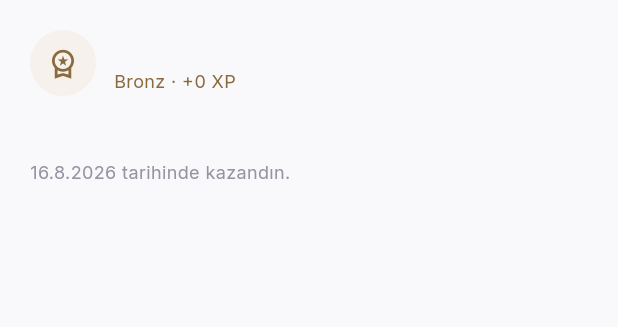
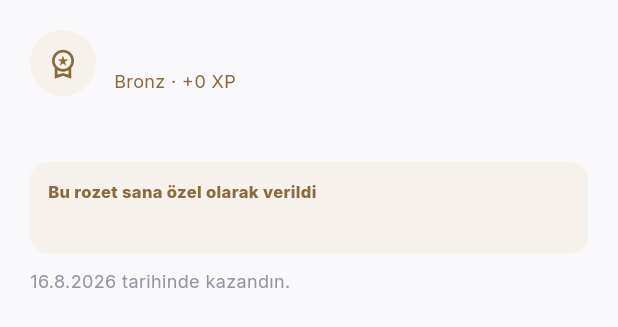
Before and after one commit to tr-sq34/tr-sq2026, a Flutter app: the _BadgeSheet widget shown alone on an empty page, opened directly with empty values, on a phone screen of 412 x 824 dp. Shown: the top 327 px of the screen. Run offline on Flutter 3.47's test engine with Material 3 defaults, Android fonts, the phone set to English and light mode, and no system bars; our stand-ins replace device_info_plus, dio, flutter_secure_storage, geocoding, geolocator, google_fonts and 3 more; missing offline and left inert: passkeys; accounts and stored records are empty; network calls fail.

Commit message:
Elle verilen rozetin gerekcesini uyeye de goster (#172)
Elle rozet verilirken gerekce zorunlu. Ama o cumle yalnizca panelde
duruyordu: uye rozeti aciyor ve katalogdaki genel kriteri okuyordu -
"Acil bir durumda toplulugu organize ettin". Oysa yetkili o cumleyi tam
da bu uye icin yazmisti: "Paterson selinde uc gun boyunca yemek
dagittin". Rozetin butun anlami o ikinci cumlede.

Uc yerde duzeltildi. Katalog ucu artik granted_reason donduruyor,
Yolculuk ekrani onu rozet kartinda ayri ve vurgulu bir kutuda gosteriyor,
zil de rozet bildiriminde katalog metni yerine gerekceyi okuyor.

Kuralla kazanilan rozetlerde alan null kaliyor - orada gerekce zaten
kriterin kendisi ve aciklama onu soyluyor. Ekran bos bir kutu cizmiyor.

Co-authored-by: alcnrgnc <alcngrncusa@gmail.com>
Co-authored-by: Claude Opus 5 <noreply@anthropic.com>

```diff
--- a/america_hub/lib/features/journey/domain/entities/journey.dart
+++ b/america_hub/lib/features/journey/domain/entities/journey.dart
@@ -29,6 +29,7 @@ class JourneyBadge {
     this.isSecret = false,
     this.earned = false,
     this.earnedAt,
+    this.grantedReason,
     this.current = 0,
     this.target,
     this.rarityPercent = 0,
@@ -44,6 +45,12 @@ class JourneyBadge {
   final bool isSecret;
   final bool earned;
   final DateTime? earnedAt;
+
+  /// Elle verilmiş bir rozette, onu veren yetkilinin bu üye için yazdığı
+  /// gerekçe. Kuralla kazanılanlarda null: orada gerekçe zaten kriterin
+  /// kendisi ve [description] onu söylüyor.
+  final String? grantedReason;
+
   final int current;
   final int? target;
 
@@ -69,6 +76,9 @@ class JourneyBadge {
     isSecret: json['isSecret'] as bool? ?? false,
     earned: json['earned'] as bool? ?? false,
     earnedAt: DateTime.tryParse(json['earnedAt'] as String? ?? ''),
+    grantedReason: (json['grantedReason'] as String?)?.trim().isNotEmpty == true
+        ? (json['grantedReason'] as String).trim()
+        : null,
     current: (json['current'] as num?)?.toInt() ?? 0,
     target: (json['target'] as num?)?.toInt(),
     rarityPercent: (json['rarityPercent'] as num?)?.toDouble() ?? 0,
--- a/america_hub/lib/features/journey/presentation/screens/journey_screen.dart
+++ b/america_hub/lib/features/journey/presentation/screens/journey_screen.dart
@@ -755,6 +755,7 @@ class _BadgeSheet extends StatelessWidget {
   Widget build(BuildContext context) {
     final style = badgeTierStyle(badge.tier);
     final earnedAt = badge.earnedAt;
+    final reason = badge.grantedReason;
     return SafeArea(
       child: Padding(
         padding: const EdgeInsets.fromLTRB(20, 20, 20, 24),
@@ -793,6 +794,44 @@ class _BadgeSheet extends StatelessWidget {
               badge.description,
               style: const TextStyle(fontSize: 13, color: AppColors.textSecondary),
             ),
+            // Elle verilmiş rozetin gerekçesi. Katalog cümlesi herkes için aynı
+            // ("Acil bir durumda topluluğu organize ettin"); bu cümleyi ise bir
+            // yetkili tam da bu üye için yazdı. Rozetin taşıdığı asıl anlam o
+            // olduğu için katalog metninin altında değil, ayrı bir kutuda ve
+            // vurgulu duruyor.
+            if (reason != null) ...[
+              const SizedBox(height: 12),
+              Container(
+                width: double.infinity,
+                padding: const EdgeInsets.all(12),
+                decoration: BoxDecoration(
+                  color: style.fill,
+                  borderRadius: BorderRadius.circular(12),
+                ),
+                child: Column(
+                  crossAxisAlignment: CrossAxisAlignment.start,
+                  children: [
+                    Text(
+                      'Bu rozet sana özel olarak verildi',
+                      style: TextStyle(
+                        fontSize: 11,
+                        fontWeight: FontWeight.w800,
+                        color: style.ink,
+                      ),
+                    ),
+                    const SizedBox(height: 4),
+                    Text(
+                      reason,
+                      style: const TextStyle(
+                        fontSize: 13,
+                        height: 1.35,
+                        color: AppColors.textPrimary,
+                      ),
+                    ),
+                  ],
+                ),
+              ),
+            ],
             if (earnedAt != null) ...[
               const SizedBox(height: 10),
               Text(
```
Also changed, not shown: 3 other files.
